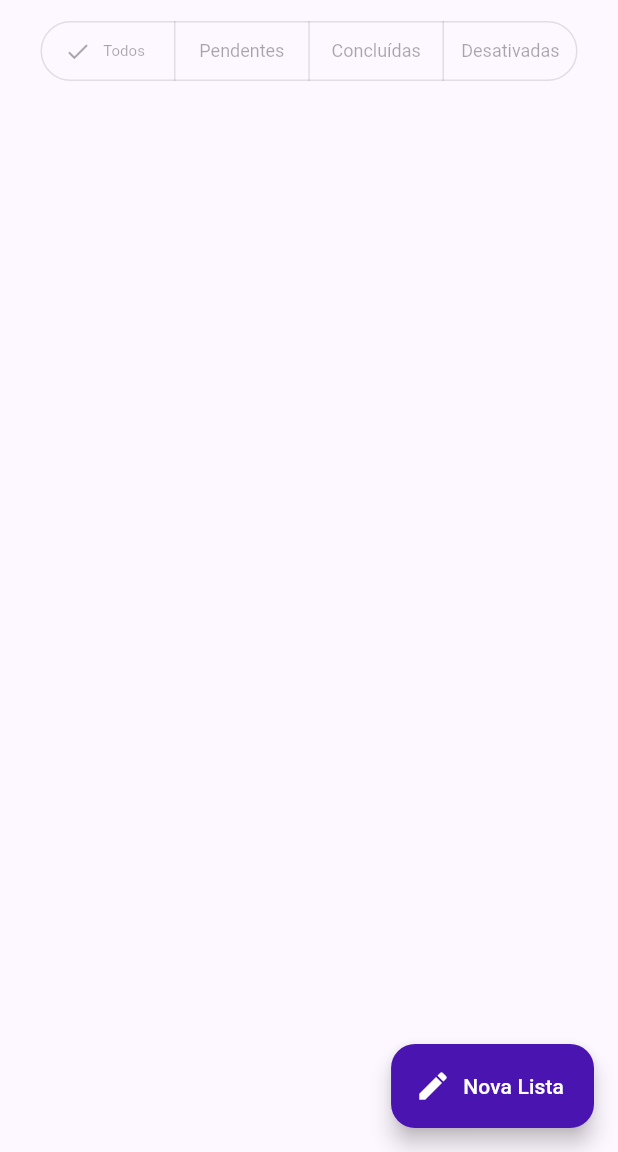
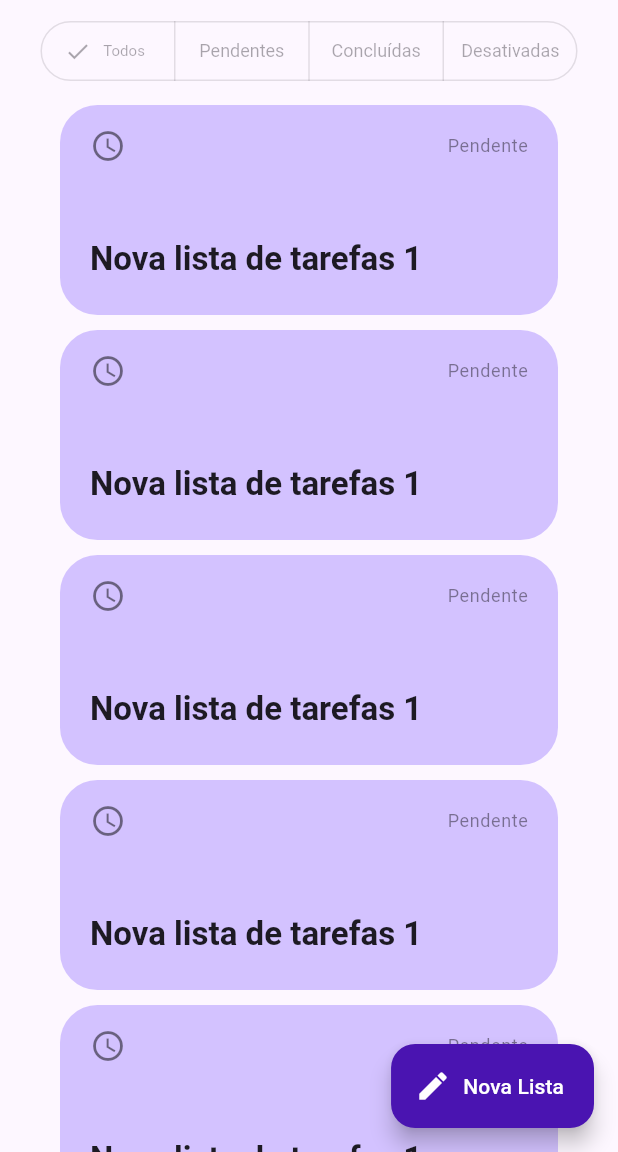
Before and after one commit to LilArtDev/flutter-todo-list-app, a Flutter app: the screen it shows after launch, on a phone screen of 412 x 824 dp, the part 84-1236 px from its top. Run offline on Flutter 3.47's test engine with Material 3 defaults, Android fonts, the phone set to English and light mode, and no system bars; our stand-ins replace flutter_modular, realm; missing offline and left inert: dart:ffi; generated files the repository leaves out were written again.

Commit message:
feat: task boards home list ready

```diff
--- a/lib/src/home/home_page.dart
+++ b/lib/src/home/home_page.dart
@@ -1,7 +1,14 @@
+import 'package:flutter/cupertino.dart';
 import 'package:flutter/material.dart';
+import 'package:flutter/widgets.dart';
+import 'package:realm/realm.dart';
+import 'package:todo_list/src/home/widgets/task_card.dart';
+import 'package:todo_list/src/shared/services/realm/models/task_model.dart';
 import 'package:todo_list/src/shared/widgets/user_image_button.dart';
 
 import 'widgets/custom_drawer.dart';
+import 'widgets/segmented_buttons.dart';
+import 'widgets/task_card.dart';
 
 class HomePage extends StatefulWidget {
   const HomePage({super.key});
@@ -32,30 +39,26 @@ class _HomePageState extends State<HomePage> {
         },
       ),
       body: Center(
-        child: Column(
+        child: Stack(
           children: [
-            Padding(
-              padding: const EdgeInsets.only(top: 10),
-              child: SegmentedButton<int>(
-                segments: const [
-                  ButtonSegment(
-                    value: 0,
-                    label: Text('Todos'),
-                  ),
-                  ButtonSegment(
-                    value: 1,
-                    label: Text('Pendentes'),
-                  ),
-                  ButtonSegment(
-                    value: 2,
-                    label: Text('Concluídas'),
-                  ),
-                  ButtonSegment(
-                    value: 3,
-                    label: Text('Desativadas'),
-                  ),
-                ],
-                selected: const {0},
+            ListView.separated(
+              padding: const EdgeInsets.fromLTRB(40, 70, 40, 200),
+              itemCount: 100,
+              itemBuilder: (_, index) {
+                final model = TaskBoard(Uuid.v4(), 'Nova lista de tarefas 1', enable: false);
+                return TaskCard(
+                  taskBoard: model,
+                );
+              },
+              separatorBuilder: (context, index) {
+                return const SizedBox(height: 10);
+              },
+            ),
+            const Align(
+              alignment: Alignment.topCenter,
+              child: Padding(
+                padding: EdgeInsets.only(top: 10),
+                child: SegmentedButtons(),
               ),
             ),
           ],
--- /dev/null
+++ b/lib/src/home/widgets/segmented_buttons.dart
@@ -0,0 +1,31 @@
+import 'package:flutter/material.dart';
+
+class SegmentedButtons extends StatelessWidget {
+  const SegmentedButtons({super.key});
+
+  @override
+  Widget build(BuildContext context) {
+    return SegmentedButton<int>(
+
+      segments: const [
+        ButtonSegment(
+          value: 0,
+          label: Text('Todos'),
+        ),
+        ButtonSegment(
+          value: 1,
+          label: Text('Pendentes'),
+        ),
+        ButtonSegment(
+          value: 2,
+          label: Text('Concluídas'),
+        ),
+        ButtonSegment(
+          value: 3,
+          label: Text('Desativadas'),
+        ),
+      ],
+      selected: const {0},
+    );
+  }
+}
--- /dev/null
+++ b/lib/src/home/widgets/task_card.dart
@@ -0,0 +1,140 @@
+import 'dart:ffi';
+
+import 'package:flutter/material.dart';
+import 'package:todo_list/src/shared/services/realm/models/task_model.dart';
+
+enum TaskCardStatus {
+  pending(Icons.access_time, 'Pendente'),
+  completed(Icons.check, 'Completa'),
+  disabled(Icons.cancel_outlined, 'Desativada');
+
+  final IconData icon;
+  final String text;
+
+  const TaskCardStatus(this.icon, this.text);
+}
+
+class TaskCard extends StatelessWidget {
+  final TaskBoard taskBoard;
+  final double height;
+
+  const TaskCard({super.key, required this.taskBoard, this.height = 140});
+
+  double getProgress(List<TaskModel> tasks) {
+    if (tasks.isEmpty) return 0;
+    final completedTasksLength = tasks.where((task) => task.completed).length;
+    return completedTasksLength / tasks.length;
+  }
+
+  String getProgressText(List<TaskModel> tasks) {
+    final completedTasksLength = tasks.where((task) => task.completed).length;
+    return '$completedTasksLength/${tasks.length}';
+  }
+
+  TaskCardStatus getStatus(TaskBoard board, double progress) {
+    if (board.enable) return TaskCardStatus.disabled;
+    if (progress < 1.0) {
+      return TaskCardStatus.pending;
+    } else {
+      return TaskCardStatus.completed;
+    }
+  }
+
+  Color getBackgroundColor(TaskCardStatus cardStatus, ThemeData themeData) {
+    switch (cardStatus) {
+      case TaskCardStatus.pending:
+        return themeData.colorScheme.secondaryContainer;
+      case TaskCardStatus.completed:
+        return themeData.colorScheme.tertiaryContainer;
+      case TaskCardStatus.disabled:
+        return themeData.colorScheme.errorContainer;
+    }
+  }
+
+  Color getColor(TaskCardStatus cardStatus, ThemeData themeData) {
+    switch (cardStatus) {
+      case TaskCardStatus.pending:
+        return themeData.colorScheme.secondary;
+      case TaskCardStatus.completed:
+        return themeData.colorScheme.tertiary;
+      case TaskCardStatus.disabled:
+        return themeData.colorScheme.error;
+    }
+  }
+
+  @override
+  Widget build(BuildContext context) {
+    final theme = Theme.of(context);
+
+    final progress = getProgress(taskBoard.tasks);
+    final progressText = getProgressText(taskBoard.tasks);
+    final status = getStatus(taskBoard, progress);
+
+    final iconData = status.icon;
+    final statusText = status.text;
+
+    final backgroundColor = getBackgroundColor(status, theme);
+    final color = getColor(status, theme);
+
+    final title = taskBoard.title;
+
+    return Container(
+      height: height,
+      decoration: BoxDecoration(
+        color: backgroundColor,
+        borderRadius: const BorderRadius.all(Radius.circular(25)),
+      ),
+      child: Padding(
+        padding: const EdgeInsets.symmetric(horizontal: 20, vertical: 15),
+        child: Column(
+          crossAxisAlignment: CrossAxisAlignment.start,
+          children: [
+            Row(
+              children: [
+                Icon(iconData, color: theme.iconTheme.color?.withOpacity(0.5)),
+                const Spacer(),
+                Text(
+                  statusText,
+                  style: theme.textTheme.bodySmall?.copyWith(
+                      color:
+                          theme.textTheme.bodySmall?.color?.withOpacity(0.5)),
+                ),
+              ],
+            ),
+            const Spacer(),
+            Text(
+              title,
+              style: theme.textTheme.titleLarge
+                  ?.copyWith(fontWeight: FontWeight.bold),
+            ),
+            const SizedBox(
+              height: 8,
+            ),
+            if (taskBoard.tasks.isNotEmpty)
+              Column(
+                mainAxisSize: MainAxisSize.min,
+                crossAxisAlignment: CrossAxisAlignment.start,
+                children: [
+                  LinearProgressIndicator(
+                    value: progress,
+                    color: color,
+                    borderRadius: BorderRadius.circular(20),
+                  ),
+                  const SizedBox(
+                    height: 2,
+                  ),
+                  Text(
+                    progressText,
+                    style: theme.textTheme.bodySmall?.copyWith(
+                      fontWeight: FontWeight.bold,
+                      color: theme.textTheme.bodySmall?.color?.withOpacity(0.5),
+                    ),
+                  ),
+                ],
+              ),
+          ],
+        ),
+      ),
+    );
+  }
+}
--- /dev/null
+++ b/lib/src/shared/services/realm/models/task_model.dart
@@ -0,0 +1,25 @@
+import 'package:realm/realm.dart';
+
+part 'task_model.realm.dart';
+
+@RealmModel()
+class _TaskModel {
+  @PrimaryKey()
+  late Uuid id;
+
+  late String description;
+
+  bool completed = false;
+}
+
+@RealmModel()
+class _TaskBoard {
+  @PrimaryKey()
+  late Uuid id;
+
+  late String title;
+
+  late List<_TaskModel> tasks;
+
+  bool enable = true;
+}
--- /dev/null
+++ b/lib/src/shared/services/realm/models/task_model.realm.dart
@@ -0,0 +1,197 @@
+// GENERATED CODE - DO NOT MODIFY BY HAND
+
+part of 'task_model.dart';
+
+// **************************************************************************
+// RealmObjectGenerator
+// **************************************************************************
+
+// ignore_for_file: type=lint
+class TaskModel extends _TaskModel
+    with RealmEntity, RealmObjectBase, RealmObject {
+  static var _defaultsSet = false;
+
+  TaskModel(
+    Uuid id,
+    String description, {
+    bool completed = false,
+  }) {
+    if (!_defaultsSet) {
+      _defaultsSet = RealmObjectBase.setDefaults<TaskModel>({
+        'completed': false,
+      });
+    }
+    RealmObjectBase.set(this, 'id', id);
+    RealmObjectBase.set(this, 'description', description);
+    RealmObjectBase.set(this, 'completed', completed);
+  }
+
+  TaskModel._();
+
+  @override
+  Uuid get id => RealmObjectBase.get<Uuid>(this, 'id') as Uuid;
+  @override
+  set id(Uuid value) => RealmObjectBase.set(this, 'id', value);
+
+  @override
+  String get description =>
+      RealmObjectBase.get<String>(this, 'description') as String;
+  @override
+  set description(String value) =>
+      RealmObjectBase.set(this, 'description', value);
+
+  @override
+  bool get completed => RealmObjectBase.get<bool>(this, 'completed') as bool;
+  @override
+  set completed(bool value) => RealmObjectBase.set(this, 'completed', value);
+
+  @override
+  Stream<RealmObjectChanges<TaskModel>> get changes =>
+      RealmObjectBase.getChanges<TaskModel>(this);
+
+  @override
+  Stream<RealmObjectChanges<TaskModel>> changesFor([List<String>? keyPaths]) =>
+      RealmObjectBase.getChangesFor<TaskModel>(this, keyPaths);
+
+  @override
+  TaskModel freeze() => RealmObjectBase.freezeObject<TaskModel>(this);
+
+  EJsonValue toEJson() {
+    return <String, dynamic>{
+      'id': id.toEJson(),
+      'description': description.toEJson(),
+      'completed': completed.toEJson(),
+    };
+  }
+
+  static EJsonValue _toEJson(TaskModel value) => value.toEJson();
+  static TaskModel _fromEJson(EJsonValue ejson) {
+    return switch (ejson) {
+      {
+        'id': EJsonValue id,
+        'description': EJsonValue description,
+        'completed': EJsonValue completed,
+      } =>
+        TaskModel(
+          fromEJson(id),
+          fromEJson(description),
+          completed: fromEJson(completed),
+        ),
+      _ => raiseInvalidEJson(ejson),
+    };
+  }
+
+  static final schema = () {
+    RealmObjectBase.registerFactory(TaskModel._);
+    register(_toEJson, _fromEJson);
+    return SchemaObject(ObjectType.realmObject, TaskModel, 'TaskModel', [
+      SchemaProperty('id', RealmPropertyType.uuid, primaryKey: true),
+      SchemaProperty('description', RealmPropertyType.string),
+      SchemaProperty('completed', RealmPropertyType.bool),
+    ]);
+  }();
+
+  @override
+  SchemaObject get objectSchema => RealmObjectBase.getSchema(this) ?? schema;
+}
+
+class TaskBoard extends _TaskBoard
+    with RealmEntity, RealmObjectBase, RealmObject {
+  static var _defaultsSet = false;
+
+  TaskBoard(
+    Uuid id,
+    String title, {
+    Iterable<TaskModel> tasks = const [],
+    bool enable = true,
+  }) {
+    if (!_defaultsSet) {
+      _defaultsSet = RealmObjectBase.setDefaults<TaskBoard>({
+        'enable': true,
+      });
+    }
+    RealmObjectBase.set(this, 'id', id);
+    RealmObjectBase.set(this, 'title', title);
+    RealmObjectBase.set<RealmList<TaskModel>>(
+        this, 'tasks', RealmList<TaskModel>(tasks));
+    RealmObjectBase.set(this, 'enable', enable);
+  }
+
+  TaskBoard._();
+
+  @override
+  Uuid get id => RealmObjectBase.get<Uuid>(this, 'id') as Uuid;
+  @override
+  set id(Uuid value) => RealmObjectBase.set(this, 'id', value);
+
+  @override
+  String get title => RealmObjectBase.get<String>(this, 'title') as String;
+  @override
+  set title(String value) => RealmObjectBase.set(this, 'title', value);
+
+  @override
+  RealmList<TaskModel> get tasks =>
+      RealmObjectBase.get<TaskModel>(this, 'tasks') as RealmList<TaskModel>;
+  @override
+  set tasks(covariant RealmList<TaskModel> value) =>
+      throw RealmUnsupportedSetError();
+
+  @override
+  bool get enable => RealmObjectBase.get<bool>(this, 'enable') as bool;
+  @override
+  set enable(bool value) => RealmObjectBase.set(this, 'enable', value);
+
+  @override
+  Stream<RealmObjectChanges<TaskBoard>> get changes =>
+      RealmObjectBase.getChanges<TaskBoard>(this);
+
+  @override
+  Stream<RealmObjectChanges<TaskBoard>> changesFor([List<String>? keyPaths]) =>
+      RealmObjectBase.getChangesFor<TaskBoard>(this, keyPaths);
+
+  @override
+  TaskBoard freeze() => RealmObjectBase.freezeObject<TaskBoard>(this);
+
+  EJsonValue toEJson() {
+    return <String, dynamic>{
+      'id': id.toEJson(),
+      'title': title.toEJson(),
+      'tasks': tasks.toEJson(),
+      'enable': enable.toEJson(),
+    };
+  }
+
+  static EJsonValue _toEJson(TaskBoard value) => value.toEJson();
+  static TaskBoard _fromEJson(EJsonValue ejson) {
+    return switch (ejson) {
+      {
+        'id': EJsonValue id,
+        'title': EJsonValue title,
+        'tasks': EJsonValue tasks,
+        'enable': EJsonValue enable,
+      } =>
+        TaskBoard(
+          fromEJson(id),
+          fromEJson(title),
+          tasks: fromEJson(tasks),
+          enable: fromEJson(enable),
+        ),
+      _ => raiseInvalidEJson(ejson),
+    };
+  }
+
+  static final schema = () {
+    RealmObjectBase.registerFactory(TaskBoard._);
+    register(_toEJson, _fromEJson);
+    return SchemaObject(ObjectType.realmObject, TaskBoard, 'TaskBoard', [
+      SchemaProperty('id', RealmPropertyType.uuid, primaryKey: true),
+      SchemaProperty('title', RealmPropertyType.string),
+      SchemaProperty('tasks', RealmPropertyType.object,
+          linkTarget: 'TaskModel', collectionType: RealmCollectionType.list),
+      SchemaProperty('enable', RealmPropertyType.bool),
+    ]);
+  }();
+
+  @override
+  SchemaObject get objectSchema => RealmObjectBase.getSchema(this) ?? schema;
+}
--- a/lib/src/shared/services/realm/realm_config.dart
+++ b/lib/src/shared/services/realm/realm_config.dart
@@ -1,7 +1,10 @@
 import 'package:realm/realm.dart';
 import 'package:todo_list/src/shared/services/realm/models/configuration_model.dart';
 
-LocalConfiguration config = Configuration.local([ConfigurationModel.schema],
+import 'models/task_model.dart';
+
+LocalConfiguration config = Configuration.local(
+    [ConfigurationModel.schema, TaskModel.schema, TaskBoard.schema],
     initialDataCallback: (realm) {
   realm.add(ConfigurationModel('system'));
 });
```
Also changed, not shown: 1 other file.
